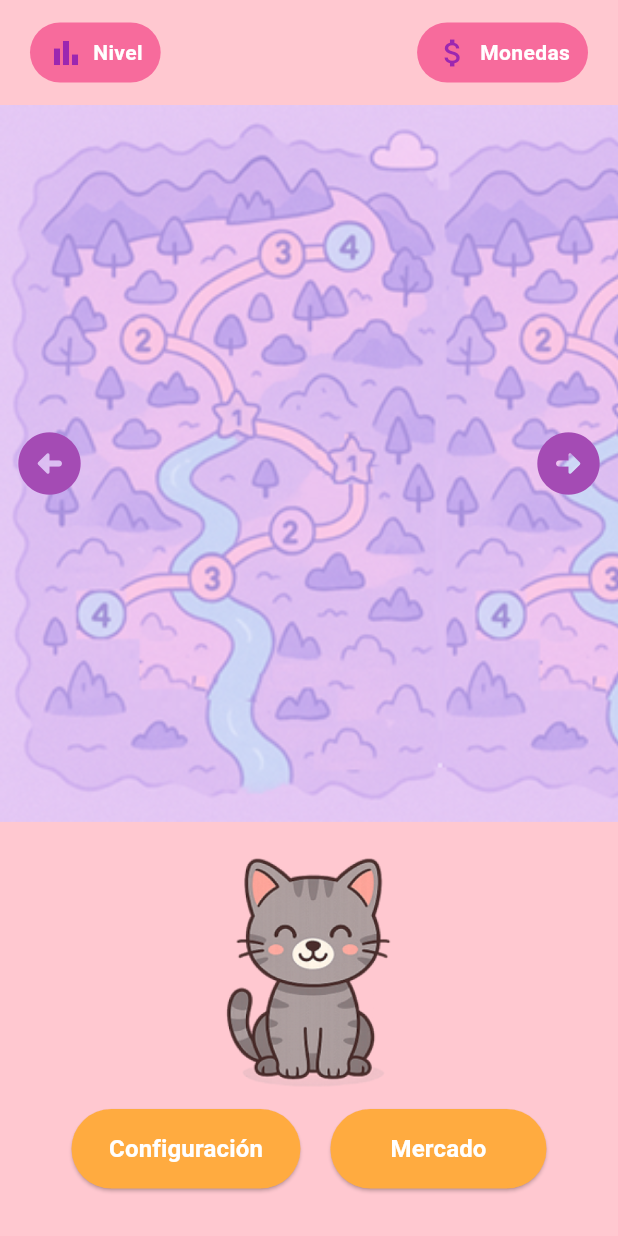
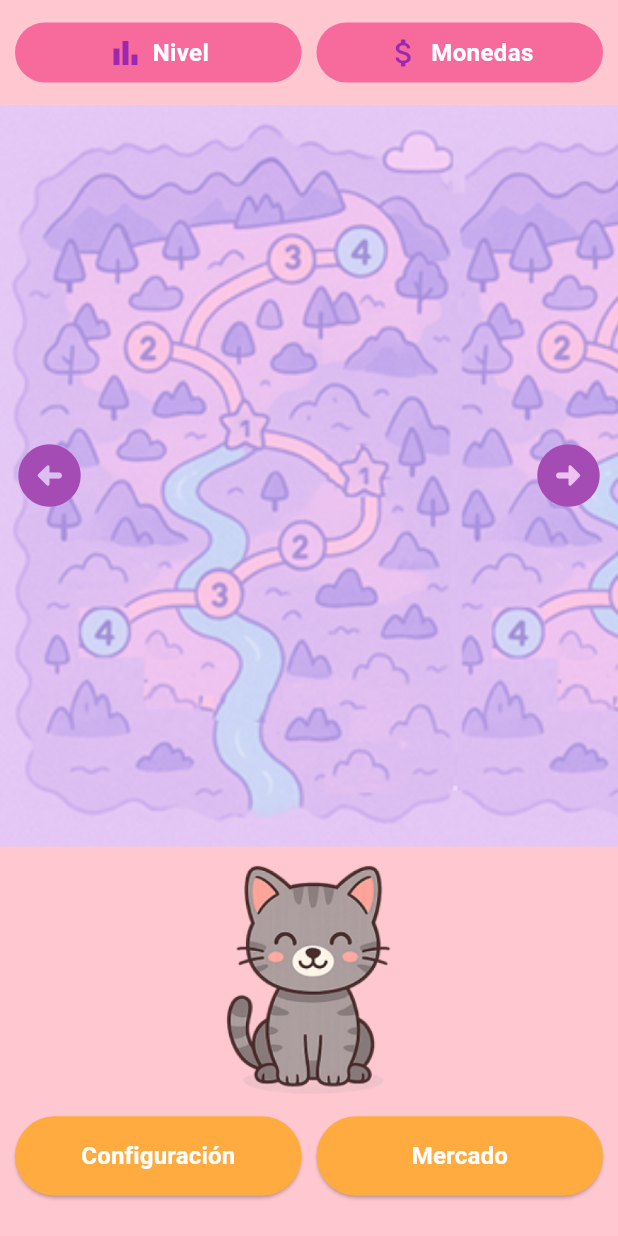
Before and after one commit to MayteHdez/QuizZoo, a Flutter app: the MapaScreen screen opened directly, on a phone screen of 412 x 824 dp. Run offline on Flutter 3.47's test engine with Material 3 defaults, Android fonts, the light colour scheme and no system bars; our stand-ins replace cloud_firestore, firebase_core; accounts and stored records are empty.

```diff
--- a/lib/screens/mapa.dart
+++ b/lib/screens/mapa.dart
@@ -34,24 +34,25 @@ class _MapaScreenState extends State<MapaScreen> {
         children: [
           // Encabezado: Nivel y Monedas
           Padding(
-            padding: const EdgeInsets.symmetric(horizontal: 20, vertical: 15),
+            padding: const EdgeInsets.symmetric(horizontal: 10, vertical: 15), // margen lateral leve
             child: Row(
-              mainAxisAlignment: MainAxisAlignment.spaceBetween,
               children: [
-                Container(
+                Expanded(
+                  child: Container(
                     decoration: BoxDecoration(
                       color: const Color.fromARGB(255, 247, 107, 156),
                       borderRadius: BorderRadius.circular(20),
                     ),
-                  padding:
-                      const EdgeInsets.symmetric(horizontal: 12, vertical: 8),
+                    padding: const EdgeInsets.symmetric(horizontal: 12, vertical: 8),
                     child: Row(
+                      mainAxisAlignment: MainAxisAlignment.center, // centra el contenido
                       children: [
                         const Icon(Icons.bar_chart, color: Colors.purple),
                         const SizedBox(width: 6),
-                      Text(
+                        const Text(
                           "Nivel",
                           style: TextStyle(
+                            fontSize: 16,
                             color: Colors.white,
                             fontWeight: FontWeight.bold,
                           ),
@@ -59,25 +60,30 @@ class _MapaScreenState extends State<MapaScreen> {
                       ],
                     ),
                   ),
-                Container(
+                ),
+                const SizedBox(width: 10), // espacio pequeño entre los dos
+                Expanded(
+                  child: Container(
                     decoration: BoxDecoration(
                       color: const Color.fromARGB(255, 247, 107, 156),
                       borderRadius: BorderRadius.circular(20),
                     ),
-                  padding:
-                      const EdgeInsets.symmetric(horizontal: 12, vertical: 8),
+                    padding: const EdgeInsets.symmetric(horizontal: 12, vertical: 8),
                     child: Row(
+                      mainAxisAlignment: MainAxisAlignment.center,
                       children: [
                         const Icon(Icons.attach_money, color: Colors.purple),
                         const SizedBox(width: 6),
-                      Text(
+                        const Text(
                           "Monedas",
                           style: TextStyle(
+                            fontSize: 16,
                             color: Colors.white,
                             fontWeight: FontWeight.bold,
                           ),
                         ),
                       ],
+                    ),
                   ),
                 ),
               ],
@@ -89,7 +95,7 @@ class _MapaScreenState extends State<MapaScreen> {
             alignment: Alignment.center,
             children: [
               SizedBox(
-                height: MediaQuery.of(context).size.height * 0.58,
+                height: MediaQuery.of(context).size.height * 0.6,
                 child: SingleChildScrollView(
                   controller: _scrollController,
                   scrollDirection: Axis.horizontal,
@@ -127,23 +133,24 @@ class _MapaScreenState extends State<MapaScreen> {
               width: double.infinity,
               color: const Color(0xFFFFC8D0),
               child: Column(
-                mainAxisAlignment: MainAxisAlignment.center,
+                mainAxisAlignment: MainAxisAlignment.start, //  cambia esto
                 children: [
-                  // Gato más grande pero sin salirse
-                  Image.asset("assets/gato/gato.png",
-                      height: MediaQuery.of(context).size.height * 0.2),
-                  const SizedBox(height: 10),
-
-                  // Botones más cerca del gato
-                  Row(
-                    mainAxisAlignment: MainAxisAlignment.center,
+                  const SizedBox(height: 5), // espacio s
+                  Image.asset(
+                    "assets/gato/gato.png",
+                    height: MediaQuery.of(context).size.height * 0.2,
+                  ),
+                  const SizedBox(height: 5), // espacio entre el gato a los botones
+                  Padding(
+                    padding: const EdgeInsets.symmetric(horizontal: 10, vertical: 5), // reduce el vertical
+                    child: Row(
                       children: [
-                      ElevatedButton(
+                        Expanded(
+                          child: ElevatedButton(
                             onPressed: () {},
                             style: ElevatedButton.styleFrom(
                               backgroundColor: Colors.orangeAccent,
-                          padding: const EdgeInsets.symmetric(
-                              horizontal: 25, vertical: 15),
+                              padding: const EdgeInsets.symmetric(vertical: 15),
                               shape: RoundedRectangleBorder(
                                 borderRadius: BorderRadius.circular(30),
                               ),
@@ -152,18 +159,19 @@ class _MapaScreenState extends State<MapaScreen> {
                               "Configuración",
                               style: TextStyle(
                                 fontSize: 16,
-                            color: Colors.white, // ← texto blanco
-                            fontWeight: FontWeight.bold, // opcional, se ve mejor
+                                color: Colors.white,
+                                fontWeight: FontWeight.bold,
                               ),
                             ),
                           ),
-                      const SizedBox(width: 20),
-                      ElevatedButton(
+                        ),
+                        const SizedBox(width: 10),
+                        Expanded(
+                          child: ElevatedButton(
                             onPressed: () {},
                             style: ElevatedButton.styleFrom(
                               backgroundColor: Colors.orangeAccent,
-                          padding: const EdgeInsets.symmetric(
-                              horizontal: 40, vertical: 15),
+                              padding: const EdgeInsets.symmetric(vertical: 15),
                               shape: RoundedRectangleBorder(
                                 borderRadius: BorderRadius.circular(30),
                               ),
@@ -172,18 +180,21 @@ class _MapaScreenState extends State<MapaScreen> {
                               "Mercado",
                               style: TextStyle(
                                 fontSize: 16,
-                            color: Colors.white, // ← texto blanco
-                            fontWeight: FontWeight.bold, // opcional, se ve mejor
+                                color: Colors.white,
+                                fontWeight: FontWeight.bold,
+                              ),
                             ),
                           ),
                         ),
                       ],
                     ),
-                  const SizedBox(height: 15),
+                  ),
                 ],
               ),
             ),
           ),
+
+
         ],
       ),
     );
```
Lines whose indentation alone changed are shown as unchanged.
